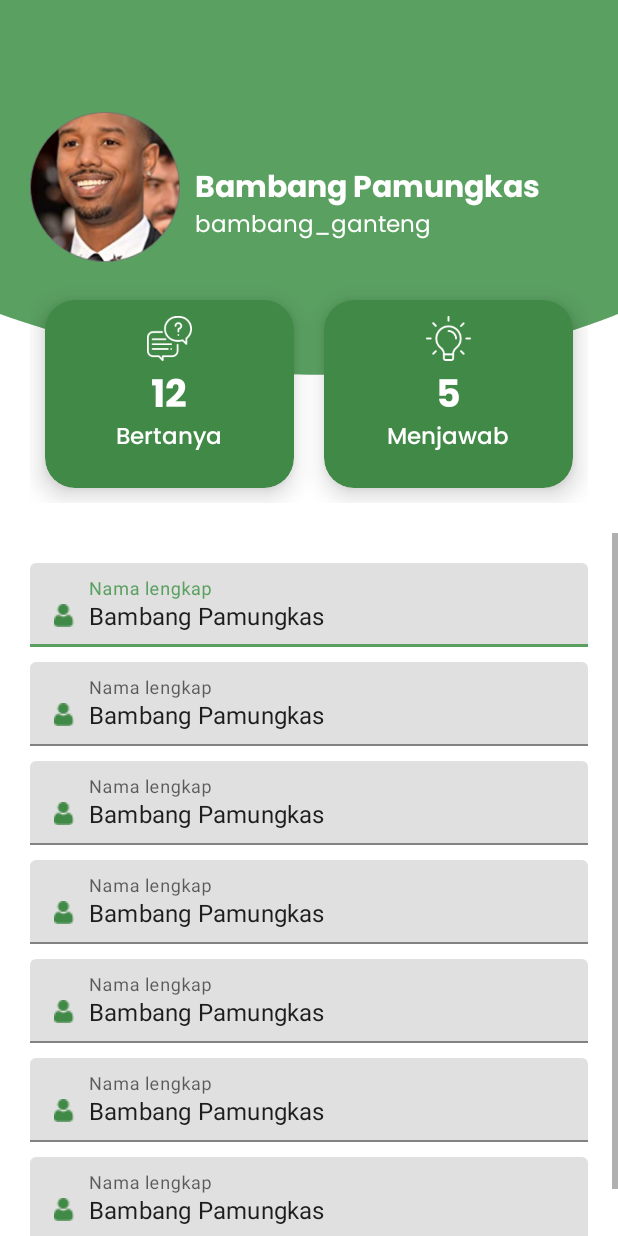
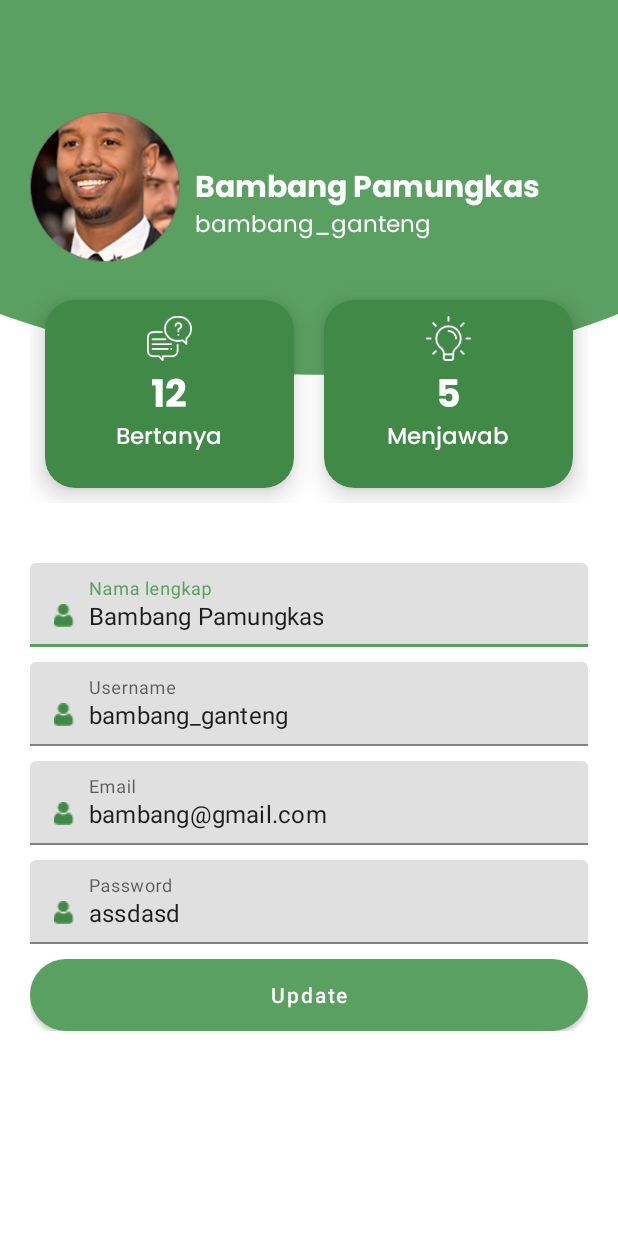
Before and after one commit to fakhri-pradhana/MyTaniApp, an Android app: the layout fragment_profile.xml on its own in the app's theme, with its tools: preview values and no code run, on a phone screen of 412 x 824 dp. Run offline under Robolectric (Android 15) with nearby library versions, the phone set to English and light mode, and no system bars.

```diff
--- a/app/src/main/AndroidManifest.xml
+++ b/app/src/main/AndroidManifest.xml
@@ -15,12 +15,12 @@
         android:theme="@style/Theme.MyTani"
         android:usesCleartextTraffic="true"
         tools:targetApi="n">
-        <activity android:name=".MainActivity"></activity>
+        <activity android:name=".NavigationBar"></activity>
         <activity android:name=".UserProfile" />
         <activity android:name=".Register" />
         <activity android:name=".Login" />
         <activity android:name=".Beranda" />
-        <activity android:name=".NavigationBar">
+        <activity android:name=".MainActivity">
             <intent-filter>
                 <action android:name="android.intent.action.MAIN" />
 
--- /dev/null
+++ b/app/src/main/res/drawable-v24/rounded_button.xml
@@ -0,0 +1,6 @@
+<?xml version="1.0" encoding="utf-8"?>
+<shape xmlns:android="http://schemas.android.com/apk/res/android">
+    <solid android:color="@color/primary_dark_green"/>
+    <corners
+        android:radius="24dp"/>
+</shape>
--- a/app/src/main/res/layout/activity_register.xml
+++ b/app/src/main/res/layout/activity_register.xml
@@ -144,7 +144,8 @@
                 android:layout_marginTop="10dp"
                 android:layout_gravity="center"
                 android:text="Daftar"
-                android:textAllCaps="false"/>
+                android:textAllCaps="false"
+                android:onClick="registerUser"/>
 
             <Button
                 android:id="@+id/btn_register_toLogin"
--- a/app/src/main/res/layout/fragment_profile.xml
+++ b/app/src/main/res/layout/fragment_profile.xml
@@ -1,51 +1,55 @@
 <?xml version="1.0" encoding="utf-8"?>
-<LinearLayout xmlns:android="http://schemas.android.com/apk/res/android"
+<ScrollView xmlns:android="http://schemas.android.com/apk/res/android"
+    xmlns:app="http://schemas.android.com/apk/res-auto"
     xmlns:tools="http://schemas.android.com/tools"
     android:layout_width="match_parent"
     android:layout_height="match_parent"
-    xmlns:app="http://schemas.android.com/apk/res-auto"
-    android:orientation="vertical"
     tools:context=".ProfileFragment">
+
+    <LinearLayout
+        android:layout_width="match_parent"
+        android:layout_height="match_parent"
+        android:orientation="vertical">
 
         <!--    BAGIAN 1 :NAME, USERNAME, AND AVATAR-->
         <RelativeLayout
             android:id="@+id/relative_username"
             android:layout_width="match_parent"
             android:layout_height="250dp"
-        android:padding="20dp"
-        android:background="@drawable/profile_top_elipse">
+            android:background="@drawable/profile_top_elipse"
+            android:padding="20dp">
 
             <ImageView
                 android:id="@+id/iv_profile_avatar"
                 android:layout_width="100dp"
                 android:layout_height="100dp"
-            android:src="@drawable/profile_dummy_avatar"
-            android:layout_centerVertical="true"/>
+                android:layout_centerVertical="true"
+                android:src="@drawable/profile_dummy_avatar" />
 
             <TextView
                 android:id="@+id/tv_profile_full_name"
                 android:layout_width="wrap_content"
                 android:layout_height="wrap_content"
+                android:layout_centerVertical="true"
+                android:layout_marginLeft="10dp"
+                android:layout_toRightOf="@id/iv_profile_avatar"
+                android:fontFamily="@font/poppins_bold"
+                android:includeFontPadding="false"
                 android:text="Bambang Pamungkas"
-            android:fontFamily="@font/poppins_bold"
-            android:textSize="20sp"
                 android:textColor="@color/white"
-            android:layout_toRightOf="@id/iv_profile_avatar"
-            android:layout_centerVertical="true"
-            android:includeFontPadding="false"
-            android:layout_marginLeft="10dp"/>
+                android:textSize="20sp" />
 
             <TextView
                 android:id="@+id/tv_profile_username"
                 android:layout_width="wrap_content"
                 android:layout_height="wrap_content"
-            android:textColor="@color/white"
                 android:layout_below="@id/tv_profile_full_name"
                 android:layout_marginLeft="10dp"
                 android:layout_toRightOf="@id/iv_profile_avatar"
                 android:fontFamily="@font/poppins"
                 android:includeFontPadding="false"
                 android:text="bambang_ganteng"
+                android:textColor="@color/white"
                 android:textSize="15sp" />
 
         </RelativeLayout>
@@ -54,21 +58,21 @@
         <LinearLayout
             android:layout_width="match_parent"
             android:layout_height="wrap_content"
+            android:layout_marginTop="-80dp"
             android:padding="20dp"
-        android:layout_marginTop="-80dp"
-        app:layout_constraintTop_toBottomOf="@id/relative_username"
+            app:layout_constraintLeft_toLeftOf="parent"
             app:layout_constraintRight_toRightOf="parent"
-        app:layout_constraintLeft_toLeftOf="parent">
+            app:layout_constraintTop_toBottomOf="@id/relative_username">
 
             <!--        CARD 1 : PERTANYAAN-->
             <com.google.android.material.card.MaterialCardView
                 android:layout_width="0dp"
                 android:layout_height="125dp"
+                android:layout_margin="10dp"
                 android:layout_weight="1"
                 app:cardBackgroundColor="@color/primary_dark_green"
                 app:cardCornerRadius="20dp"
-            app:cardElevation="10dp"
-            android:layout_margin="10dp">
+                app:cardElevation="10dp">
 
                 <RelativeLayout
                     android:layout_width="match_parent"
@@ -78,32 +82,32 @@
                     <ImageView
                         android:layout_width="30dp"
                         android:layout_height="30dp"
+                        android:layout_centerHorizontal="true"
                         android:layout_marginTop="5dp"
-                    android:src="@drawable/ic_profil_bertanya"
-                    android:layout_centerHorizontal="true"/>
+                        android:src="@drawable/ic_profil_bertanya" />
 
                     <TextView
                         android:id="@+id/tv_profile_jml_pertanyaan"
                         android:layout_width="wrap_content"
                         android:layout_height="wrap_content"
+                        android:layout_centerInParent="true"
+                        android:fontFamily="@font/poppins_bold"
+                        android:includeFontPadding="false"
                         android:text="12"
-                    android:textSize="25sp"
                         android:textColor="@color/white"
-                    android:includeFontPadding="false"
-                    android:fontFamily="@font/poppins_bold"
-                    android:layout_centerInParent="true"/>
+                        android:textSize="25sp" />
 
                     <TextView
                         android:id="@+id/label_jml_pertanyaan"
                         android:layout_width="wrap_content"
                         android:layout_height="wrap_content"
+                        android:layout_below="@id/tv_profile_jml_pertanyaan"
+                        android:layout_centerHorizontal="true"
+                        android:fontFamily="@font/poppins_medium"
+                        android:includeFontPadding="false"
                         android:text="Bertanya"
                         android:textColor="@color/white"
-                    android:textSize="15sp"
-                    android:includeFontPadding="false"
-                    android:fontFamily="@font/poppins_medium"
-                    android:layout_below="@id/tv_profile_jml_pertanyaan"
-                    android:layout_centerHorizontal="true"/>
+                        android:textSize="15sp" />
 
                 </RelativeLayout>
 
@@ -113,11 +117,11 @@
             <com.google.android.material.card.MaterialCardView
                 android:layout_width="0dp"
                 android:layout_height="125dp"
+                android:layout_margin="10dp"
                 android:layout_weight="1"
                 app:cardBackgroundColor="@color/primary_dark_green"
                 app:cardCornerRadius="20dp"
-            app:cardElevation="10dp"
-            android:layout_margin="10dp">
+                app:cardElevation="10dp">
 
                 <RelativeLayout
                     android:layout_width="match_parent"
@@ -127,32 +131,32 @@
                     <ImageView
                         android:layout_width="30dp"
                         android:layout_height="30dp"
+                        android:layout_centerHorizontal="true"
                         android:layout_marginTop="5dp"
-                    android:src="@drawable/ic_profil_menjawab"
-                    android:layout_centerHorizontal="true"/>
+                        android:src="@drawable/ic_profil_menjawab" />
 
                     <TextView
                         android:id="@+id/tv_profile_jml_jawaban"
                         android:layout_width="wrap_content"
                         android:layout_height="wrap_content"
+                        android:layout_centerInParent="true"
+                        android:fontFamily="@font/poppins_bold"
+                        android:includeFontPadding="false"
                         android:text="5"
-                    android:textSize="25sp"
                         android:textColor="@color/white"
-                    android:includeFontPadding="false"
-                    android:fontFamily="@font/poppins_bold"
-                    android:layout_centerInParent="true"/>
+                        android:textSize="25sp" />
 
                     <TextView
                         android:id="@+id/label_jml_jawaban"
                         android:layout_width="wrap_content"
                         android:layout_height="wrap_content"
+                        android:layout_below="@id/tv_profile_jml_jawaban"
+                        android:layout_centerHorizontal="true"
+                        android:fontFamily="@font/poppins_medium"
+                        android:includeFontPadding="false"
                         android:text="Menjawab"
                         android:textColor="@color/white"
-                    android:textSize="15sp"
-                    android:includeFontPadding="false"
-                    android:fontFamily="@font/poppins_medium"
-                    android:layout_below="@id/tv_profile_jml_jawaban"
-                    android:layout_centerHorizontal="true"/>
+                        android:textSize="15sp" />
 
                 </RelativeLayout>
 
@@ -160,10 +164,7 @@
 
         </LinearLayout>
 
-    <ScrollView
-        android:layout_width="match_parent"
-        android:layout_height="wrap_content">
-
+        <!--    TEXT INPUT LAYOUT-->
         <LinearLayout
             android:layout_width="match_parent"
             android:layout_height="wrap_content"
@@ -188,88 +189,51 @@
                 android:layout_width="match_parent"
                 android:layout_height="wrap_content"
                 android:layout_marginBottom="10dp"
-                android:hint="Nama lengkap">
+                android:hint="Username">
 
                 <com.google.android.material.textfield.TextInputEditText
                     android:layout_width="match_parent"
                     android:layout_height="wrap_content"
                     android:drawableLeft="@drawable/ic_green_profile"
                     android:drawablePadding="10dp"
-                    android:text="Bambang Pamungkas" />
+                    android:text="bambang_ganteng" />
             </com.google.android.material.textfield.TextInputLayout>
 
             <com.google.android.material.textfield.TextInputLayout
                 android:layout_width="match_parent"
                 android:layout_height="wrap_content"
                 android:layout_marginBottom="10dp"
-                android:hint="Nama lengkap">
+                android:hint="Email">
 
                 <com.google.android.material.textfield.TextInputEditText
                     android:layout_width="match_parent"
                     android:layout_height="wrap_content"
                     android:drawableLeft="@drawable/ic_green_profile"
                     android:drawablePadding="10dp"
-                    android:text="Bambang Pamungkas" />
+                    android:text="bambang@gmail.com" />
             </com.google.android.material.textfield.TextInputLayout>
 
             <com.google.android.material.textfield.TextInputLayout
                 android:layout_width="match_parent"
                 android:layout_height="wrap_content"
                 android:layout_marginBottom="10dp"
-                android:hint="Nama lengkap">
+                android:hint="Password">
 
                 <com.google.android.material.textfield.TextInputEditText
                     android:layout_width="match_parent"
                     android:layout_height="wrap_content"
                     android:drawableLeft="@drawable/ic_green_profile"
                     android:drawablePadding="10dp"
-                    android:text="Bambang Pamungkas" />
+                    android:text="assdasd" />
             </com.google.android.material.textfield.TextInputLayout>
 
-            <com.google.android.material.textfield.TextInputLayout
+            <Button
                 android:layout_width="match_parent"
                 android:layout_height="wrap_content"
-                android:layout_marginBottom="10dp"
-                android:hint="Nama lengkap">
-
-                <com.google.android.material.textfield.TextInputEditText
-                    android:layout_width="match_parent"
-                    android:layout_height="wrap_content"
-                    android:drawableLeft="@drawable/ic_green_profile"
-                    android:drawablePadding="10dp"
-                    android:text="Bambang Pamungkas" />
-            </com.google.android.material.textfield.TextInputLayout>
-
-            <com.google.android.material.textfield.TextInputLayout
-                android:layout_width="match_parent"
-                android:layout_height="wrap_content"
-                android:layout_marginBottom="10dp"
-                android:hint="Nama lengkap">
-
-                <com.google.android.material.textfield.TextInputEditText
-                    android:layout_width="match_parent"
-                    android:layout_height="wrap_content"
-                    android:drawableLeft="@drawable/ic_green_profile"
-                    android:drawablePadding="10dp"
-                    android:text="Bambang Pamungkas" />
-            </com.google.android.material.textfield.TextInputLayout>
-
-            <com.google.android.material.textfield.TextInputLayout
-                android:layout_width="match_parent"
-                android:layout_height="wrap_content"
-                android:layout_marginBottom="10dp"
-                android:hint="Nama lengkap">
-
-                <com.google.android.material.textfield.TextInputEditText
-                    android:layout_width="match_parent"
-                    android:layout_height="wrap_content"
-                    android:drawableLeft="@drawable/ic_green_profile"
-                    android:drawablePadding="10dp"
-                    android:text="Bambang Pamungkas" />
-            </com.google.android.material.textfield.TextInputLayout>
-
+                android:background="@drawable/rounded_button"
+                android:text="Update"
+                android:textAllCaps="false" />
+        </LinearLayout>
     </LinearLayout>
 
 </ScrollView>
-
-</LinearLayout>
```
Also changed, not shown: app/src/main/java/com/android/mytani/Register.java (+101 -12 lines). Lines whose indentation alone changed are shown as unchanged.
